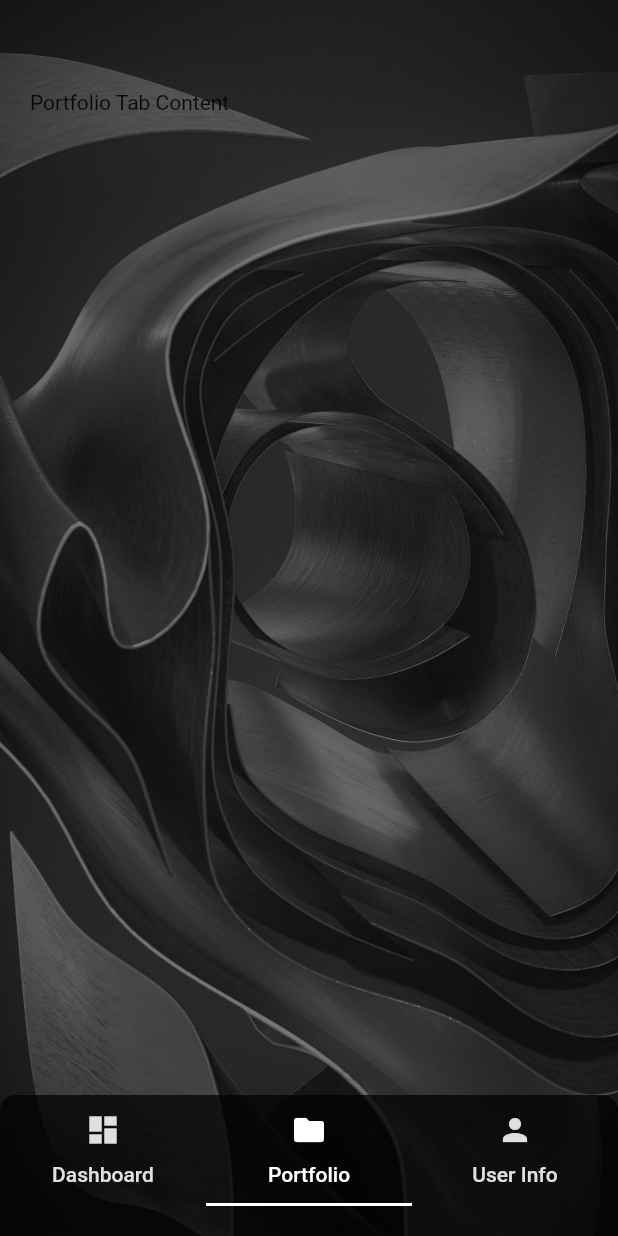
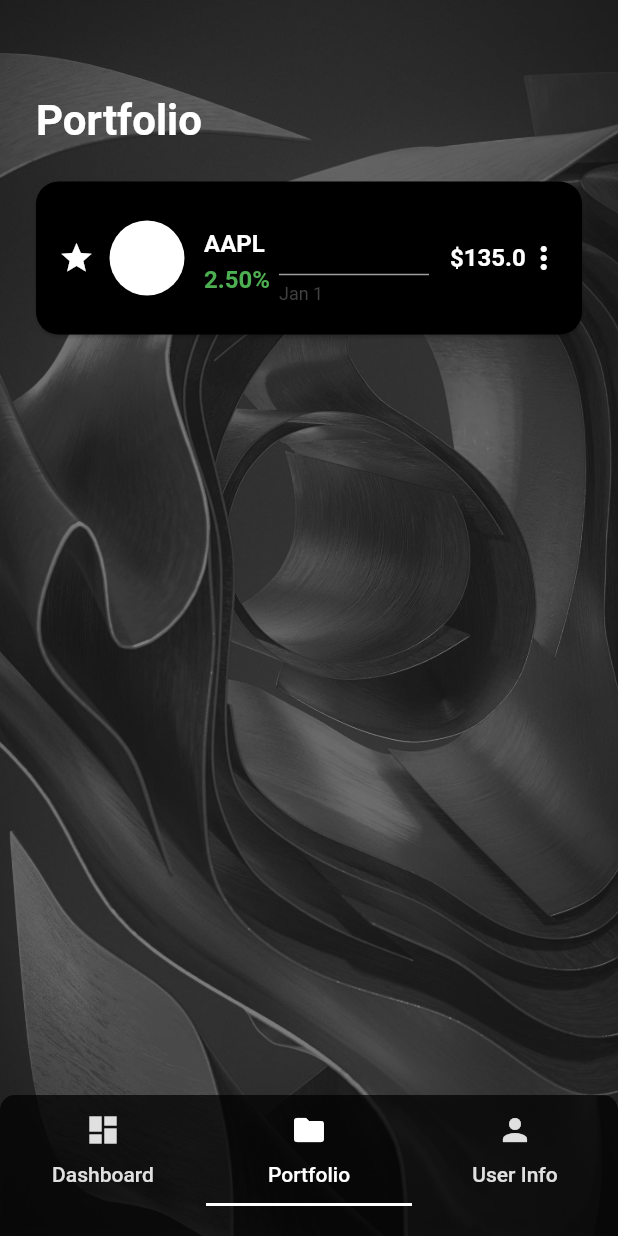
Before and after one commit to munimshahriar1/financial-app, a Flutter app: the HomePage screen opened directly, item 2 of the bottom bar chosen, on a phone screen of 412 x 824 dp. Run offline on Flutter 3.47's test engine with Material 2 defaults, Android fonts, the phone set to English and light mode, and no system bars; our stand-ins replace charts_flutter; network calls fail.

Commit message:
task complete: portfolio card

```diff
--- a/lib/views/homepage/dashboard_view.dart
+++ b/lib/views/homepage/dashboard_view.dart
@@ -209,10 +209,13 @@ class _DashboardState extends State<Dashboard> {
             ),
           ),
           isLoading // Check the loading state
-              ? const Center(
-                  child: CircularProgressIndicator(
-                      color: Colors
-                          .white), // Show loading indicator
+              ? Padding(
+                  padding: const EdgeInsets.all(10.0),
+                  child: const Center(
+                    child: CircularProgressIndicator(
+                        color: Colors
+                            .white), // Show loading indicator
+                  ),
                 )
               : SizedBox(
                   height: 150,
--- a/lib/views/homepage/financial_instrument_view.dart
+++ b/lib/views/homepage/financial_instrument_view.dart
@@ -3,7 +3,7 @@ import 'dart:convert';
 import 'package:flutter/material.dart';
 import 'package:s8_finapp/views/widgets/buttons/expanded_button.dart';
 import '../../net/api/alpha_vantage_api.dart';
-import '../widgets/stock_chart.dart';
+import '../widgets/charts/stock_chart.dart';
 import '../widgets/cards/news_card.dart';
 
 class FinancialInstrument extends StatefulWidget {
--- a/lib/views/homepage/homepage.dart
+++ b/lib/views/homepage/homepage.dart
@@ -42,7 +42,7 @@ class _HomePageState extends State<HomePage>
       body: Stack(
         children: [
           Opacity(
-            opacity: 0.98,
+            opacity: 0.94,
             child: Container(
               decoration: const BoxDecoration(
                 image: DecorationImage(
--- a/lib/views/homepage/portfolio_view.dart
+++ b/lib/views/homepage/portfolio_view.dart
@@ -1,13 +1,51 @@
 import 'package:flutter/material.dart';
+import 'package:s8_finapp/views/widgets/cards/portfolio_card.dart';
+import 'package:s8_finapp/views/widgets/cards/user_info_card.dart';
 
 class Portfolio extends StatelessWidget {
-  const Portfolio({Key? key}) : super(key: key);
+  const Portfolio({
+    Key? key,
+  }) : super(key: key);
 
   @override
   Widget build(BuildContext context) {
-    return Container(
-      padding: const EdgeInsets.all(20),
-      child: const Text('Portfolio Tab Content'),
+    return SingleChildScrollView(
+      padding: const EdgeInsets.all(10),
+      child: Column(
+        children: [
+          Padding(
+            padding:
+                const EdgeInsets.fromLTRB(14, 14, 10, 0),
+            child: Row(
+              children: const [
+                Text(
+                  'Portfolio',
+                  style: TextStyle(
+                    fontSize: 28,
+                    fontWeight: FontWeight.bold,
+                    color: Colors.white,
+                  ),
+                ),
+                Spacer(),
+              ],
+            ),
+          ),
+          const SizedBox(height: 10),
+          Padding(
+            padding: const EdgeInsets.all(10),
+            child: Column(
+              children: [
+                PortfolioCard(
+                  symbol: 'AAPL',
+                  percentageChange: 2.5,
+                  closingPrice: 135,
+                ),
+                SizedBox(height: 10),
+              ],
+            ),
+          ),
+        ],
+      ),
     );
   }
 }
--- a/lib/views/widgets/cards/portfolio_card.dart
+++ b/lib/views/widgets/cards/portfolio_card.dart
@@ -0,0 +1,201 @@
+import 'package:flutter/material.dart';
+import 'package:s8_finapp/net/api/alpha_vantage_api.dart';
+import 'package:s8_finapp/views/widgets/charts/stock_chart_small.dart';
+
+class PortfolioCard extends StatefulWidget {
+  final String symbol;
+  final double percentageChange;
+  final double closingPrice;
+
+  PortfolioCard({
+    Key? key,
+    required this.symbol,
+    required this.percentageChange,
+    required this.closingPrice,
+  }) : super(key: key);
+
+  @override
+  _PortfolioCardState createState() =>
+      _PortfolioCardState();
+}
+
+class _PortfolioCardState extends State<PortfolioCard> {
+  // Calling API for Stock data for small chart
+  final apiClient = ApiClient(
+    baseUrl: 'https://www.alphavantage.co/query',
+    apiKey: 'Z4LMVQ381JEKO7PJ',
+  );
+
+  Map<String, dynamic>? instrumentData;
+  List<StockData> stockDataList = [];
+
+  Future<void> fetchDataForInstrument(String symbol) async {
+    //  // We will use Daily Stock data for small chart -----> Time Series (Daily)
+
+    const apiFunction = 'TIME_SERIES_DAILY_ADJUSTED';
+    final instrumentApiData = await apiClient
+        .fetchInstrumentData(symbol, apiFunction);
+    // print(instrumentApiData);
+    setState(() {
+      instrumentData = instrumentApiData;
+      stockDataList =
+          parseStockData(instrumentApiData, apiFunction);
+    });
+  }
+
+  List<StockData> parseStockData(
+      Map<String, dynamic>? jsonData, String apiFunction) {
+    // We will use Daily Stock data for small chart-----> Time Series (Daily)
+    const parsedApiFunction = 'Time Series (Daily)';
+
+    final timeSeries = jsonData?[parsedApiFunction];
+
+    // print(timeSeries);
+    final List<StockData> stockDataList = [];
+
+    // Get the keys of the time series data
+    final List<String> keys =
+        timeSeries?.keys.toList() ?? [];
+    keys.sort((a, b) => b.compareTo(a));
+
+    // Loop through the first 30 keys (latest data points)
+    const loopValue = 100;
+
+    for (int i = 0; i < loopValue && i < keys.length; i++) {
+      final key = keys[i];
+      final value = timeSeries?[key];
+
+      final stockData = StockData(
+        DateTime.parse(key),
+        double.parse(value['4. close']),
+      );
+      stockDataList.add(stockData);
+    }
+
+    // print(stockDataList);
+
+    return stockDataList;
+  }
+
+  @override
+  void initState() {
+    super.initState();
+    // TODO: This will become dynamic
+    fetchDataForInstrument('AAPL');
+  }
+
+  @override
+  Widget build(BuildContext context) {
+    return SizedBox(
+      height: 110,
+      child: Card(
+        color: Colors.black,
+        shape: RoundedRectangleBorder(
+          borderRadius: BorderRadius.circular(15),
+        ),
+        child: Padding(
+          padding:
+              const EdgeInsets.fromLTRB(15, 10, 15, 10),
+          child: Row(
+            children: [
+              Icon(
+                Icons.star,
+                color: Colors.white,
+              ),
+              const SizedBox(width: 10),
+              Container(
+                width: 50,
+                height: 50,
+                decoration: BoxDecoration(
+                  color: Colors.white,
+                  shape: BoxShape.circle,
+                ),
+              ),
+              const SizedBox(width: 5),
+              Padding(
+                padding:
+                    const EdgeInsets.fromLTRB(8, 22, 0, 2),
+                child: Column(
+                  crossAxisAlignment:
+                      CrossAxisAlignment.start,
+                  children: [
+                    Text(
+                      widget.symbol,
+                      style: const TextStyle(
+                        color: Colors.white,
+                        fontSize: 16,
+                        fontWeight: FontWeight.bold,
+                      ),
+                    ),
+                    const SizedBox(height: 5),
+                    Text(
+                      '${widget.percentageChange.toStringAsFixed(2)}%',
+                      style: TextStyle(
+                        color: widget.percentageChange >= 0
+                            ? Colors.green
+                            : Colors.red,
+                        fontSize: 16,
+                        fontWeight: FontWeight.bold,
+                      ),
+                    ),
+                  ],
+                ),
+              ),
+              // const SizedBox(width: 10),
+              // Small Stock Chart
+              Padding(
+                padding: const EdgeInsets.only(bottom: 2),
+                child: Container(
+                  width: 120,
+                  child: Column(
+                    children: [
+                      StockChartSmall(stockDataList),
+                    ],
+                  ),
+                ),
+              ),
+              // const SizedBox(width: 15),
+              Text(
+                '\$${widget.closingPrice}',
+                style: const TextStyle(
+                  color: Colors.white,
+                  fontSize: 16,
+                  fontWeight: FontWeight.bold,
+                ),
+              ),
+              const Spacer(),
+              GestureDetector(
+                onTap: () {
+                  // Show modal for "Unfollow"
+                  showModalBottomSheet(
+                    context: context,
+                    builder: (context) {
+                      return Container(
+                        height: 200,
+                        color: Colors.white,
+                        child: const Center(
+                          child: Text(
+                            'Unfollow',
+                            style: TextStyle(
+                              color: Colors.black,
+                              fontSize: 18,
+                              fontWeight: FontWeight.bold,
+                            ),
+                          ),
+                        ),
+                      );
+                    },
+                  );
+                },
+                child: const Icon(
+                  Icons.more_vert,
+                  color: Colors.white,
+                ),
+              ),
+            ],
+          ),
+        ),
+      ),
+    );
+  }
+}
--- a/lib/views/widgets/cards/user_info_card.dart
+++ b/lib/views/widgets/cards/user_info_card.dart
@@ -6,6 +6,7 @@ class UserInfoCard extends StatelessWidget {
   final String password;
 
   const UserInfoCard({
+    super.key,
     required this.username,
     required this.phoneNumber,
     required this.password,
--- /dev/null
+++ b/lib/views/widgets/charts/stock_chart_small.dart
@@ -0,0 +1,66 @@
+import 'package:flutter/material.dart';
+import 'package:charts_flutter/flutter.dart' as charts;
+
+class StockData {
+  final DateTime date;
+  final double closingPrice;
+
+  StockData(this.date, this.closingPrice);
+}
+
+class StockChartSmall extends StatefulWidget {
+  final List<StockData> stockDataList;
+
+  const StockChartSmall(this.stockDataList, {Key? key})
+      : super(key: key);
+
+  @override
+  _StockChartSmallState createState() =>
+      _StockChartSmallState();
+}
+
+class _StockChartSmallState extends State<StockChartSmall> {
+  @override
+  Widget build(BuildContext context) {
+    List<charts.Series<StockData, DateTime>> seriesList = [
+      charts.Series(
+        id: 'Stock Data',
+        data: widget.stockDataList,
+        domainFn: (StockData data, _) => data.date,
+        measureFn: (StockData data, _) => data.closingPrice,
+        colorFn: (_, __) =>
+            charts.MaterialPalette.blue.shadeDefault,
+      ),
+    ];
+
+    return Expanded(
+      child: Column(
+        children: [
+          Expanded(
+            child: Container(
+              color: Colors.transparent,
+              child: charts.TimeSeriesChart(
+                seriesList,
+                animate: true,
+                defaultRenderer: charts.LineRendererConfig(
+                  includeArea: true,
+                  stacked: false,
+                  areaOpacity: 0.1,
+                  includePoints: false,
+                  strokeWidthPx: 3.0,
+                ),
+                // domainAxis: const charts.OrdinalAxisSpec(
+                //     showAxisLine: true,
+                //     renderSpec: charts.NoneRenderSpec()),
+                primaryMeasureAxis:
+                    const charts.NumericAxisSpec(
+                        renderSpec:
+                            charts.NoneRenderSpec()),
+              ),
+            ),
+          ),
+        ],
+      ),
+    );
+  }
+}
```
Also changed, not shown: lib/views/widgets/charts/stock_chart.dart (renamed from lib/views/widgets/stock_chart.dart).
